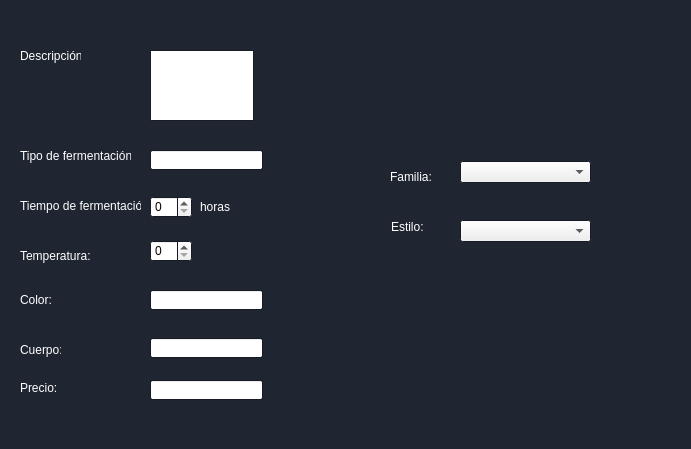
The window that registrocerveza.ui (pacheevb/ED_Proyecto2) describes before a commit, drawn with Qt 5.
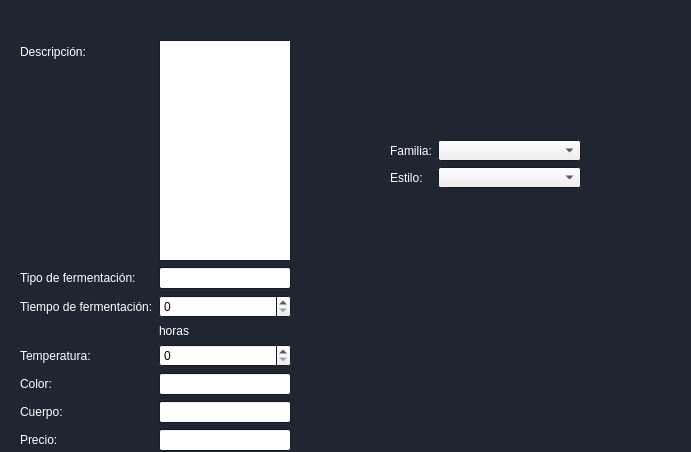
The same window after the commit. Icons and pictures are not drawn.

```diff
--- a/registrocerveza.ui
+++ b/registrocerveza.ui
@@ -7,7 +7,7 @@
     <x>0</x>
     <y>0</y>
     <width>691</width>
-    <height>449</height>
+    <height>452</height>
    </rect>
   </property>
   <property name="palette">
@@ -77,16 +77,6 @@
   <property name="windowTitle">
    <string>Dialog</string>
   </property>
-  <widget class="QLineEdit" name="lineEdit">
-   <property name="geometry">
-    <rect>
-     <x>150</x>
-     <y>150</y>
-     <width>113</width>
-     <height>20</height>
-    </rect>
-   </property>
-  </widget>
   <widget class="QLabel" name="label">
    <property name="geometry">
     <rect>
@@ -143,15 +133,50 @@
     <bool>true</bool>
    </property>
   </widget>
-  <widget class="QLabel" name="label_2">
+  <widget class="QPushButton" name="btn_guardarCerveza">
+   <property name="geometry">
+    <rect>
+     <x>570</x>
+     <y>380</y>
+     <width>91</width>
+     <height>41</height>
+    </rect>
+   </property>
+   <property name="text">
+    <string/>
+   </property>
+   <property name="flat">
+    <bool>true</bool>
+   </property>
+  </widget>
+  <widget class="QLabel" name="label_7">
+   <property name="geometry">
+    <rect>
+     <x>560</x>
+     <y>380</y>
+     <width>121</width>
+     <height>51</height>
+    </rect>
+   </property>
+   <property name="text">
+    <string/>
+   </property>
+   <property name="pixmap">
+    <pixmap resource="recursos.qrc">:/Recursos/btn_guardar.png</pixmap>
+   </property>
+  </widget>
+  <widget class="QWidget" name="">
    <property name="geometry">
     <rect>
      <x>20</x>
      <y>40</y>
-     <width>61</width>
-     <height>31</height>
+     <width>271</width>
+     <height>411</height>
     </rect>
    </property>
+   <layout class="QFormLayout" name="formLayout">
+    <item row="0" column="0">
+     <widget class="QLabel" name="label_2">
    <property name="palette">
     <palette>
      <active>
@@ -193,15 +218,12 @@
     <string>Descripción:</string>
    </property>
   </widget>
+    </item>
+    <item row="0" column="1">
+     <widget class="QTextEdit" name="textEdit"/>
+    </item>
+    <item row="2" column="0">
   <widget class="QLabel" name="label_3">
-   <property name="geometry">
-    <rect>
-     <x>20</x>
-     <y>140</y>
-     <width>111</width>
-     <height>31</height>
-    </rect>
-   </property>
    <property name="palette">
     <palette>
      <active>
@@ -243,15 +265,12 @@
     <string>Tipo de fermentación:</string>
    </property>
   </widget>
+    </item>
+    <item row="2" column="1">
+     <widget class="QLineEdit" name="lineEdit"/>
+    </item>
+    <item row="4" column="0">
   <widget class="QLabel" name="label_4">
-   <property name="geometry">
-    <rect>
-     <x>20</x>
-     <y>190</y>
-     <width>121</width>
-     <height>31</height>
-    </rect>
-   </property>
    <property name="palette">
     <palette>
      <active>
@@ -293,15 +312,56 @@
     <string>Tiempo de fermentación:</string>
    </property>
   </widget>
+    </item>
+    <item row="4" column="1">
+     <widget class="QSpinBox" name="spinBox"/>
+    </item>
+    <item row="5" column="1">
+     <widget class="QLabel" name="label_12">
+      <property name="palette">
+       <palette>
+        <active>
+         <colorrole role="WindowText">
+          <brush brushstyle="SolidPattern">
+           <color alpha="255">
+            <red>255</red>
+            <green>255</green>
+            <blue>255</blue>
+           </color>
+          </brush>
+         </colorrole>
+        </active>
+        <inactive>
+         <colorrole role="WindowText">
+          <brush brushstyle="SolidPattern">
+           <color alpha="255">
+            <red>255</red>
+            <green>255</green>
+            <blue>255</blue>
+           </color>
+          </brush>
+         </colorrole>
+        </inactive>
+        <disabled>
+         <colorrole role="WindowText">
+          <brush brushstyle="SolidPattern">
+           <color alpha="255">
+            <red>120</red>
+            <green>120</green>
+            <blue>120</blue>
+           </color>
+          </brush>
+         </colorrole>
+        </disabled>
+       </palette>
+      </property>
+      <property name="text">
+       <string>horas</string>
+      </property>
+     </widget>
+    </item>
+    <item row="6" column="0">
   <widget class="QLabel" name="label_5">
-   <property name="geometry">
-    <rect>
-     <x>20</x>
-     <y>240</y>
-     <width>111</width>
-     <height>31</height>
-    </rect>
-   </property>
    <property name="palette">
     <palette>
      <active>
@@ -343,15 +403,12 @@
     <string>Temperatura:</string>
    </property>
   </widget>
+    </item>
+    <item row="6" column="1">
+     <widget class="QSpinBox" name="spinBox_2"/>
+    </item>
+    <item row="7" column="0">
   <widget class="QLabel" name="label_6">
-   <property name="geometry">
-    <rect>
-     <x>20</x>
-     <y>290</y>
-     <width>51</width>
-     <height>20</height>
-    </rect>
-   </property>
    <property name="palette">
     <palette>
      <active>
@@ -393,15 +450,12 @@
     <string>Color:</string>
    </property>
   </widget>
+    </item>
+    <item row="7" column="1">
+     <widget class="QLineEdit" name="lineEdit_2"/>
+    </item>
+    <item row="9" column="0">
   <widget class="QLabel" name="label_8">
-   <property name="geometry">
-    <rect>
-     <x>20</x>
-     <y>340</y>
-     <width>41</width>
-     <height>20</height>
-    </rect>
-   </property>
    <property name="palette">
     <palette>
      <active>
@@ -443,15 +497,12 @@
     <string>Cuerpo:</string>
    </property>
   </widget>
+    </item>
+    <item row="9" column="1">
+     <widget class="QLineEdit" name="lineEdit_4"/>
+    </item>
+    <item row="11" column="0">
   <widget class="QLabel" name="label_9">
-   <property name="geometry">
-    <rect>
-     <x>20</x>
-     <y>378</y>
-     <width>51</width>
-     <height>20</height>
-    </rect>
-   </property>
    <property name="palette">
     <palette>
      <active>
@@ -493,15 +544,24 @@
     <string>Precio:</string>
    </property>
   </widget>
-  <widget class="QLabel" name="label_10">
+    </item>
+    <item row="11" column="1">
+     <widget class="QLineEdit" name="lineEdit_5"/>
+    </item>
+   </layout>
+  </widget>
+  <widget class="QWidget" name="">
    <property name="geometry">
     <rect>
      <x>390</x>
-     <y>161</y>
-     <width>51</width>
-     <height>31</height>
+     <y>140</y>
+     <width>191</width>
+     <height>48</height>
     </rect>
    </property>
+   <layout class="QFormLayout" name="formLayout_2">
+    <item row="0" column="0">
+     <widget class="QLabel" name="label_10">
    <property name="palette">
     <palette>
      <active>
@@ -543,15 +603,12 @@
     <string>Familia:</string>
    </property>
   </widget>
+    </item>
+    <item row="0" column="1">
+     <widget class="QComboBox" name="comboBox"/>
+    </item>
+    <item row="1" column="0">
   <widget class="QLabel" name="label_11">
-   <property name="geometry">
-    <rect>
-     <x>391</x>
-     <y>211</y>
-     <width>41</width>
-     <height>31</height>
-    </rect>
-   </property>
    <property name="palette">
     <palette>
      <active>
@@ -593,167 +650,11 @@
     <string>Estilo:</string>
    </property>
   </widget>
-  <widget class="QComboBox" name="comboBox">
-   <property name="geometry">
-    <rect>
-     <x>460</x>
-     <y>161</y>
-     <width>131</width>
-     <height>22</height>
-    </rect>
-   </property>
-  </widget>
-  <widget class="QComboBox" name="comboBox_2">
-   <property name="geometry">
-    <rect>
-     <x>460</x>
-     <y>220</y>
-     <width>131</width>
-     <height>22</height>
-    </rect>
-   </property>
-  </widget>
-  <widget class="QTextEdit" name="textEdit">
-   <property name="geometry">
-    <rect>
-     <x>150</x>
-     <y>50</y>
-     <width>104</width>
-     <height>71</height>
-    </rect>
-   </property>
-  </widget>
-  <widget class="QPushButton" name="btn_guardarCerveza">
-   <property name="geometry">
-    <rect>
-     <x>570</x>
-     <y>380</y>
-     <width>91</width>
-     <height>41</height>
-    </rect>
-   </property>
-   <property name="text">
-    <string/>
-   </property>
-   <property name="flat">
-    <bool>true</bool>
-   </property>
-  </widget>
-  <widget class="QSpinBox" name="spinBox">
-   <property name="geometry">
-    <rect>
-     <x>150</x>
-     <y>196</y>
-     <width>42</width>
-     <height>22</height>
-    </rect>
-   </property>
-  </widget>
-  <widget class="QSpinBox" name="spinBox_2">
-   <property name="geometry">
-    <rect>
-     <x>150</x>
-     <y>240</y>
-     <width>42</width>
-     <height>22</height>
-    </rect>
-   </property>
-  </widget>
-  <widget class="QLabel" name="label_12">
-   <property name="geometry">
-    <rect>
-     <x>200</x>
-     <y>197</y>
-     <width>41</width>
-     <height>20</height>
-    </rect>
-   </property>
-   <property name="palette">
-    <palette>
-     <active>
-      <colorrole role="WindowText">
-       <brush brushstyle="SolidPattern">
-        <color alpha="255">
-         <red>255</red>
-         <green>255</green>
-         <blue>255</blue>
-        </color>
-       </brush>
-      </colorrole>
-     </active>
-     <inactive>
-      <colorrole role="WindowText">
-       <brush brushstyle="SolidPattern">
-        <color alpha="255">
-         <red>255</red>
-         <green>255</green>
-         <blue>255</blue>
-        </color>
-       </brush>
-      </colorrole>
-     </inactive>
-     <disabled>
-      <colorrole role="WindowText">
-       <brush brushstyle="SolidPattern">
-        <color alpha="255">
-         <red>120</red>
-         <green>120</green>
-         <blue>120</blue>
-        </color>
-       </brush>
-      </colorrole>
-     </disabled>
-    </palette>
-   </property>
-   <property name="text">
-    <string>horas</string>
-   </property>
-  </widget>
-  <widget class="QLineEdit" name="lineEdit_2">
-   <property name="geometry">
-    <rect>
-     <x>150</x>
-     <y>290</y>
-     <width>113</width>
-     <height>20</height>
-    </rect>
-   </property>
-  </widget>
-  <widget class="QLineEdit" name="lineEdit_4">
-   <property name="geometry">
-    <rect>
-     <x>150</x>
-     <y>338</y>
-     <width>113</width>
-     <height>20</height>
-    </rect>
-   </property>
-  </widget>
-  <widget class="QLineEdit" name="lineEdit_5">
-   <property name="geometry">
-    <rect>
-     <x>150</x>
-     <y>380</y>
-     <width>113</width>
-     <height>20</height>
-    </rect>
-   </property>
-  </widget>
-  <widget class="QLabel" name="label_7">
-   <property name="geometry">
-    <rect>
-     <x>560</x>
-     <y>380</y>
-     <width>121</width>
-     <height>51</height>
-    </rect>
-   </property>
-   <property name="text">
-    <string/>
-   </property>
-   <property name="pixmap">
-    <pixmap resource="recursos.qrc">:/Recursos/btn_guardar.png</pixmap>
-   </property>
+    </item>
+    <item row="1" column="1">
+     <widget class="QComboBox" name="comboBox_2"/>
+    </item>
+   </layout>
   </widget>
   <zorder>lineEdit</zorder>
   <zorder>label</zorder>
```
Left out of the diff: 2 changed lines with no effect on the pictures. Lines whose indentation alone changed are shown as unchanged.
